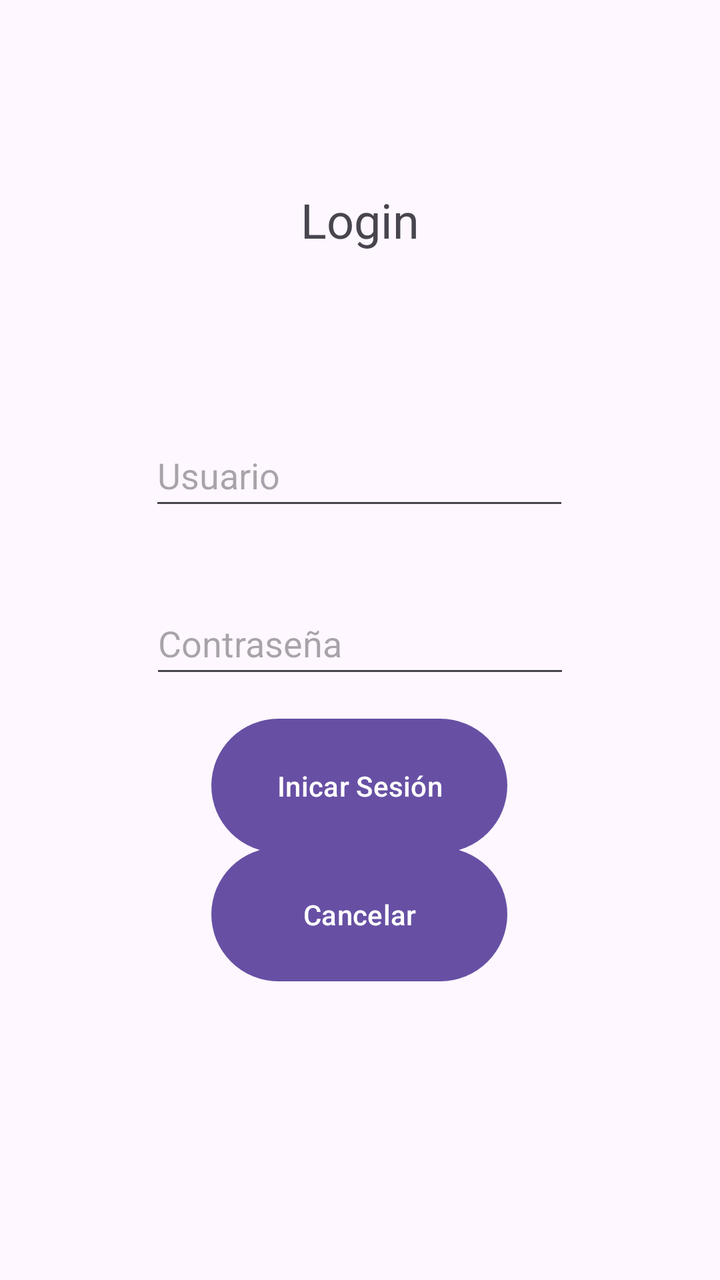
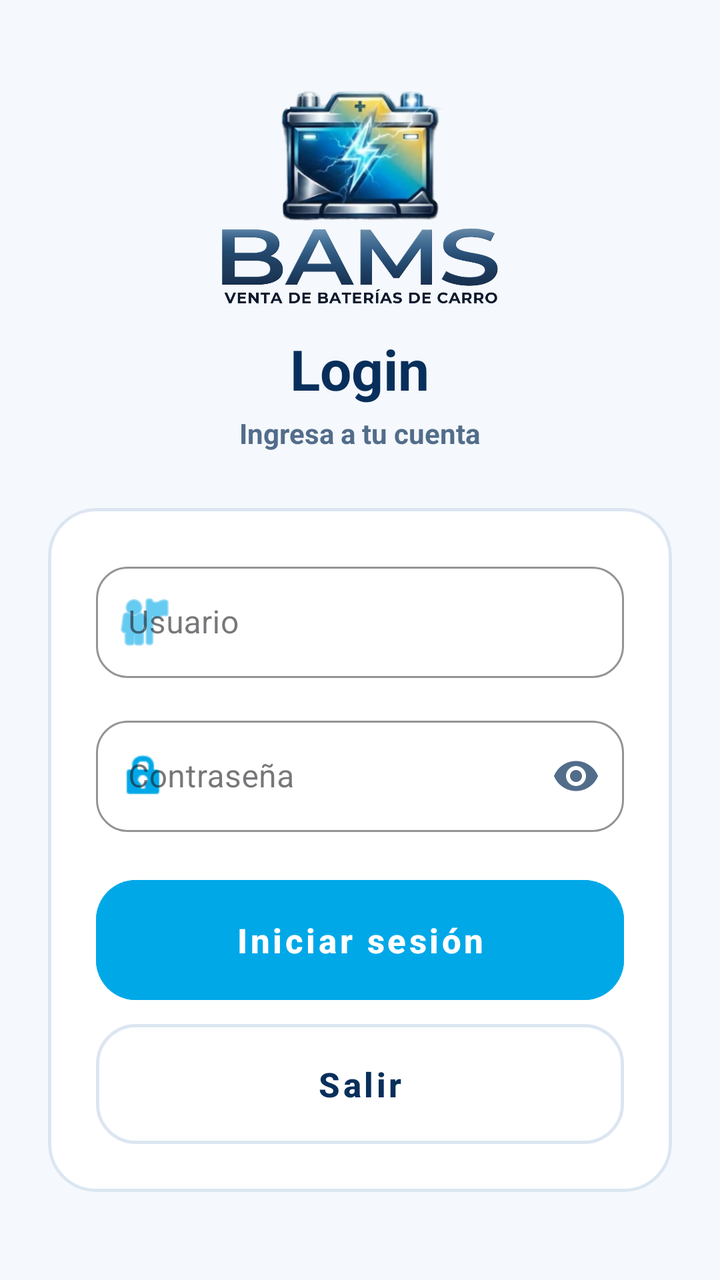

Two renders of the same Android screen: before a commit and after it. Below are the layout's source before the change and the commit's diff.
<!-- AndroidManifest.xml: application theme Theme.BAMS -->
<!-- res/layout/activity_login.xml -->
<?xml version="1.0" encoding="utf-8"?>
<androidx.constraintlayout.widget.ConstraintLayout xmlns:android="http://schemas.android.com/apk/res/android"
    xmlns:app="http://schemas.android.com/apk/res-auto"
    xmlns:tools="http://schemas.android.com/tools"
    android:id="@+id/main"
    android:layout_width="match_parent"
    android:layout_height="match_parent"
    tools:context=".LoginActivity">

    <EditText
        android:id="@+id/editTextText"
        android:layout_width="wrap_content"
        android:layout_height="48dp"
        android:ems="10"
        android:hint="Usuario"
        android:inputType="text"
        app:layout_constraintBottom_toBottomOf="parent"
        app:layout_constraintEnd_toEndOf="parent"
        app:layout_constraintHorizontal_bias="0.497"
        app:layout_constraintStart_toStartOf="parent"
        app:layout_constraintTop_toTopOf="parent"
        app:layout_constraintVertical_bias="0.358" />

    <EditText
        android:id="@+id/editTextTextPassword"
        android:layout_width="wrap_content"
        android:layout_height="48dp"
        android:ems="10"
        android:hint="Contraseña"
        android:inputType="textPassword"
        app:layout_constraintBottom_toBottomOf="parent"
        app:layout_constraintEnd_toEndOf="parent"
        app:layout_constraintStart_toStartOf="parent"
        app:layout_constraintTop_toTopOf="parent" />

    <TextView
        android:id="@+id/textView"
        android:layout_width="wrap_content"
        android:layout_height="wrap_content"
        android:text="Login"
        android:textSize="24sp"
        app:layout_constraintBottom_toBottomOf="parent"
        app:layout_constraintEnd_toEndOf="parent"
        app:layout_constraintStart_toStartOf="parent"
        app:layout_constraintTop_toTopOf="parent"
        app:layout_constraintVertical_bias="0.154" />

    <Button
        android:id="@+id/btniniciarsesion"
        android:layout_width="148dp"
        android:layout_height="75dp"
        android:text="Inicar Sesión"
        app:layout_constraintBottom_toBottomOf="parent"
        app:layout_constraintEnd_toEndOf="parent"
        app:layout_constraintHorizontal_bias="0.498"
        app:layout_constraintStart_toStartOf="parent"
        app:layout_constraintTop_toTopOf="parent"
        app:layout_constraintVertical_bias="0.629" />

    <Button
        android:id="@+id/btncancelar"
        android:layout_width="148dp"
        android:layout_height="75dp"
        android:text="Cancelar"
        app:layout_constraintBottom_toBottomOf="parent"
        app:layout_constraintEnd_toEndOf="parent"
        app:layout_constraintHorizontal_bias="0.498"
        app:layout_constraintStart_toStartOf="parent"
        app:layout_constraintTop_toTopOf="parent"
        app:layout_constraintVertical_bias="0.743" />
</androidx.constraintlayout.widget.ConstraintLayout>
<!-- resources referenced by this layout -->
<resources>
  <style name="Theme.BAMS" parent="Base.Theme.BAMS" />
  <style name="Base.Theme.BAMS" parent="Theme.Material3.DayNight.NoActionBar">
          
          
      </style>
</resources>

<!-- the commit's change to res/layout/activity_login.xml (unified diff, before → after) -->
@@ -1,71 +1,170 @@
 <?xml version="1.0" encoding="utf-8"?>
-<androidx.constraintlayout.widget.ConstraintLayout xmlns:android="http://schemas.android.com/apk/res/android"
+<androidx.constraintlayout.widget.ConstraintLayout
+    xmlns:android="http://schemas.android.com/apk/res/android"
     xmlns:app="http://schemas.android.com/apk/res-auto"
     xmlns:tools="http://schemas.android.com/tools"
     android:id="@+id/main"
     android:layout_width="match_parent"
     android:layout_height="match_parent"
+    android:background="#F5F8FC"
+    android:fitsSystemWindows="true"
     tools:context=".LoginActivity">
 
-    <EditText
-        android:id="@+id/editTextText"
-        android:layout_width="wrap_content"
-        android:layout_height="48dp"
-        android:ems="10"
-        android:hint="Usuario"
-        android:inputType="text"
-        app:layout_constraintBottom_toBottomOf="parent"
-        app:layout_constraintEnd_toEndOf="parent"
-        app:layout_constraintHorizontal_bias="0.497"
-        app:layout_constraintStart_toStartOf="parent"
-        app:layout_constraintTop_toTopOf="parent"
-        app:layout_constraintVertical_bias="0.358" />
-
-    <EditText
-        android:id="@+id/editTextTextPassword"
-        android:layout_width="wrap_content"
-        android:layout_height="48dp"
-        android:ems="10"
-        android:hint="Contraseña"
-        android:inputType="textPassword"
+    <ScrollView
+        android:layout_width="0dp"
+        android:layout_height="0dp"
+        android:clipToPadding="false"
+        android:fillViewport="true"
+        android:paddingHorizontal="24dp"
+        android:paddingVertical="16dp"
+        android:scrollbars="none"
         app:layout_constraintBottom_toBottomOf="parent"
         app:layout_constraintEnd_toEndOf="parent"
         app:layout_constraintStart_toStartOf="parent"
-        app:layout_constraintTop_toTopOf="parent" />
+        app:layout_constraintTop_toTopOf="parent">
 
-    <TextView
-        android:id="@+id/textView"
-        android:layout_width="wrap_content"
-        android:layout_height="wrap_content"
-        android:text="Login"
-        android:textSize="24sp"
-        app:layout_constraintBottom_toBottomOf="parent"
-        app:layout_constraintEnd_toEndOf="parent"
-        app:layout_constraintStart_toStartOf="parent"
-        app:layout_constraintTop_toTopOf="parent"
-        app:layout_constraintVertical_bias="0.154" />
+        <LinearLayout
+            android:layout_width="match_parent"
+            android:layout_height="wrap_content"
+            android:gravity="center"
+            android:orientation="vertical">
 
-    <Button
-        android:id="@+id/btniniciarsesion"
-        android:layout_width="148dp"
-        android:layout_height="75dp"
-        android:text="Inicar Sesión"
-        app:layout_constraintBottom_toBottomOf="parent"
-        app:layout_constraintEnd_toEndOf="parent"
-        app:layout_constraintHorizontal_bias="0.498"
-        app:layout_constraintStart_toStartOf="parent"
-        app:layout_constraintTop_toTopOf="parent"
-        app:layout_constraintVertical_bias="0.629" />
+            <ImageView
+                android:id="@+id/imgLogoBams"
+                android:layout_width="220dp"
+                android:layout_height="110dp"
+                android:adjustViewBounds="true"
+                android:contentDescription="Logo de BAMS"
+                android:scaleType="fitCenter"
+                android:src="@drawable/logo" />
 
-    <Button
-        android:id="@+id/btncancelar"
-        android:layout_width="148dp"
-        android:layout_height="75dp"
-        android:text="Cancelar"
-        app:layout_constraintBottom_toBottomOf="parent"
-        app:layout_constraintEnd_toEndOf="parent"
-        app:layout_constraintHorizontal_bias="0.498"
-        app:layout_constraintStart_toStartOf="parent"
-        app:layout_constraintTop_toTopOf="parent"
-        app:layout_constraintVertical_bias="0.743" />
+            <TextView
+                android:id="@+id/textView"
+                android:layout_width="wrap_content"
+                android:layout_height="wrap_content"
+                android:layout_marginTop="12dp"
+                android:text="Login"
+                android:textColor="#082F5B"
+                android:textSize="28sp"
+                android:textStyle="bold" />
+
+            <TextView
+                android:id="@+id/tvSubtituloLogin"
+                android:layout_width="wrap_content"
+                android:layout_height="wrap_content"
+                android:layout_marginTop="4dp"
+                android:text="Ingresa a tu cuenta"
+                android:textColor="#526D8A"
+                android:textSize="14sp"
+                android:textStyle="bold" />
+
+            <com.google.android.material.card.MaterialCardView
+                android:layout_width="match_parent"
+                android:layout_height="wrap_content"
+                android:layout_marginTop="28dp"
+                app:cardBackgroundColor="#FFFFFF"
+                app:cardCornerRadius="24dp"
+                app:cardElevation="0dp"
+                app:strokeColor="#DCE6F2"
+                app:strokeWidth="1.5dp">
+
+                <LinearLayout
+                    android:layout_width="match_parent"
+                    android:layout_height="wrap_content"
+                    android:orientation="vertical"
+                    android:padding="24dp">
+
+                    <com.google.android.material.textfield.TextInputLayout
+                        style="@style/Widget.MaterialComponents.TextInputLayout.OutlinedBox"
+                        android:layout_width="match_parent"
+                        android:layout_height="wrap_content"
+                        android:hint="Usuario"
+                        app:boxCornerRadiusBottomEnd="16dp"
+                        app:boxCornerRadiusBottomStart="16dp"
+                        app:boxCornerRadiusTopEnd="16dp"
+                        app:boxCornerRadiusTopStart="16dp"
+                        app:boxStrokeColor="#00A8E8"
+                        app:hintTextColor="#00A8E8"
+                        app:startIconDrawable="@android:drawable/ic_menu_myplaces"
+                        app:startIconTint="#00A8E8">
+
+                        <com.google.android.material.textfield.TextInputEditText
+                            android:id="@+id/editTextText"
+                            android:layout_width="match_parent"
+                            android:layout_height="wrap_content"
+                            android:inputType="text"
+                            android:maxLines="1"
+                            android:textColor="#082F5B"
+                            android:textSize="16sp" />
+                    </com.google.android.material.textfield.TextInputLayout>
+
+                    <com.google.android.material.textfield.TextInputLayout
+                        style="@style/Widget.MaterialComponents.TextInputLayout.OutlinedBox"
+                        android:layout_width="match_parent"
+                        android:layout_height="wrap_content"
+                        android:layout_marginTop="16dp"
+                        android:hint="Contraseña"
+                        app:boxCornerRadiusBottomEnd="16dp"
+                        app:boxCornerRadiusBottomStart="16dp"
+                        app:boxCornerRadiusTopEnd="16dp"
+                        app:boxCornerRadiusTopStart="16dp"
+                        app:boxStrokeColor="#00A8E8"
+                        app:endIconMode="password_toggle"
+                        app:endIconTint="#526D8A"
+                        app:hintTextColor="#00A8E8"
+                        app:startIconDrawable="@android:drawable/ic_lock_idle_lock"
+                        app:startIconTint="#00A8E8">
+
+                        <com.google.android.material.textfield.TextInputEditText
+                            android:id="@+id/editTextTextPassword"
+                            android:layout_width="match_parent"
+                            android:layout_height="wrap_content"
+                            android:inputType="textPassword"
+                            android:maxLines="1"
+                            android:textColor="#082F5B"
+                            android:textSize="16sp" />
+                    </com.google.android.material.textfield.TextInputLayout>
+
+                    <com.google.android.material.button.MaterialButton
+                        android:id="@+id/btniniciarsesion"
+                        style="@style/Widget.MaterialComponents.Button.UnelevatedButton"
+                        android:layout_width="match_parent"
+                        android:layout_height="60dp"
+                        android:layout_marginTop="24dp"
+                        android:backgroundTint="#00A8E8"
+                        android:insetTop="0dp"
+                        android:insetBottom="0dp"
+                        android:text="Iniciar sesión"
+                        android:textAllCaps="false"
+                        android:textColor="#FFFFFF"
+                        android:textSize="17sp"
+                        android:textStyle="bold"
+                        app:cornerRadius="20dp"
+                        app:rippleColor="#66D4FF" />
+
+                    <com.google.android.material.button.MaterialButton
+                        android:id="@+id/btnsalir"
+                        style="@style/Widget.MaterialComponents.Button.OutlinedButton"
+                        android:layout_width="match_parent"
+                        android:layout_height="60dp"
+                        android:layout_marginTop="12dp"
+                        android:backgroundTint="#FFFFFF"
+                        android:insetTop="0dp"
+                        android:insetBottom="0dp"
+                        android:text="Salir"
+                        android:textAllCaps="false"
+                        android:textColor="#082F5B"
+                        android:textSize="17sp"
+                        android:textStyle="bold"
+                        app:cornerRadius="20dp"
+                        app:rippleColor="#E6F6FD"
+                        app:strokeColor="#DCE6F2"
+                        app:strokeWidth="1.5dp" />
+
+                </LinearLayout>
+            </com.google.android.material.card.MaterialCardView>
+
+        </LinearLayout>
+    </ScrollView>
+
 </androidx.constraintlayout.widget.ConstraintLayout>
<!-- resource entries referenced after the edit -->
@@ -1,5 +1,6 @@
 <!-- resources referenced by this layout -->
 <resources>
+  <!-- drawable logo: png bitmap (drawable, 496674 bytes) -->
   <style name="Theme.BAMS" parent="Base.Theme.BAMS" />
   <style name="Base.Theme.BAMS" parent="Theme.Material3.DayNight.NoActionBar">
           
